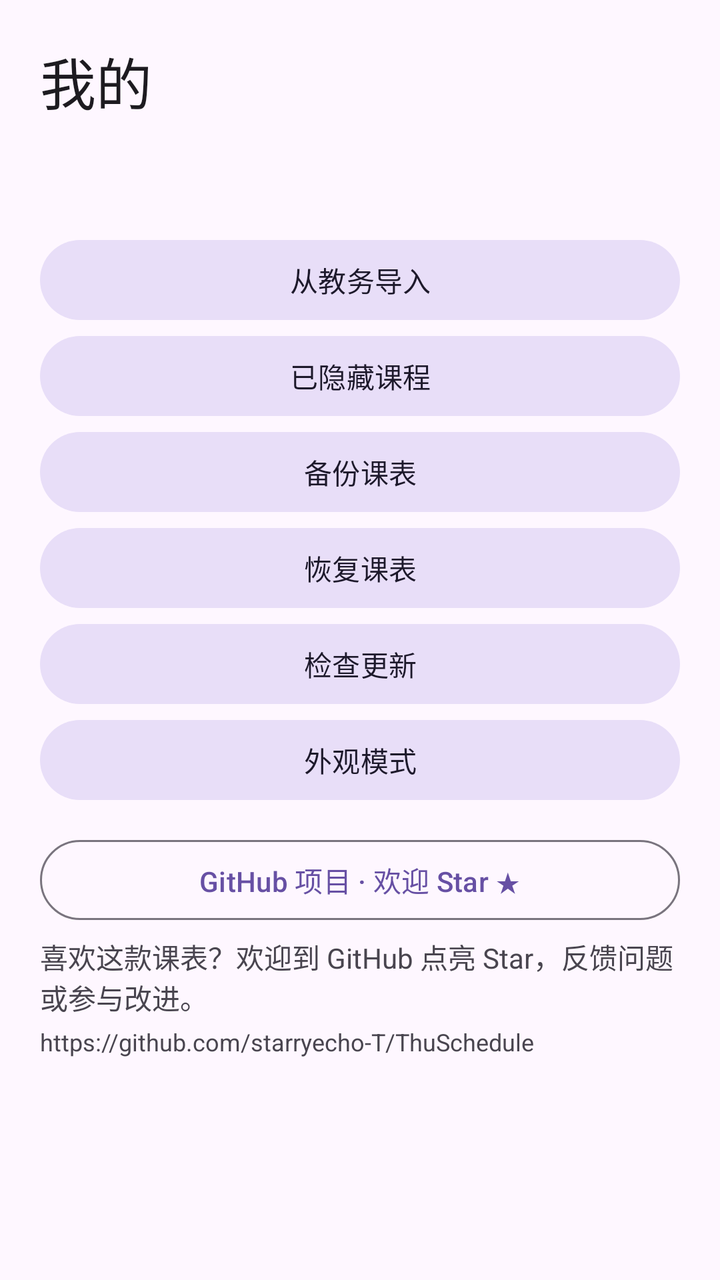
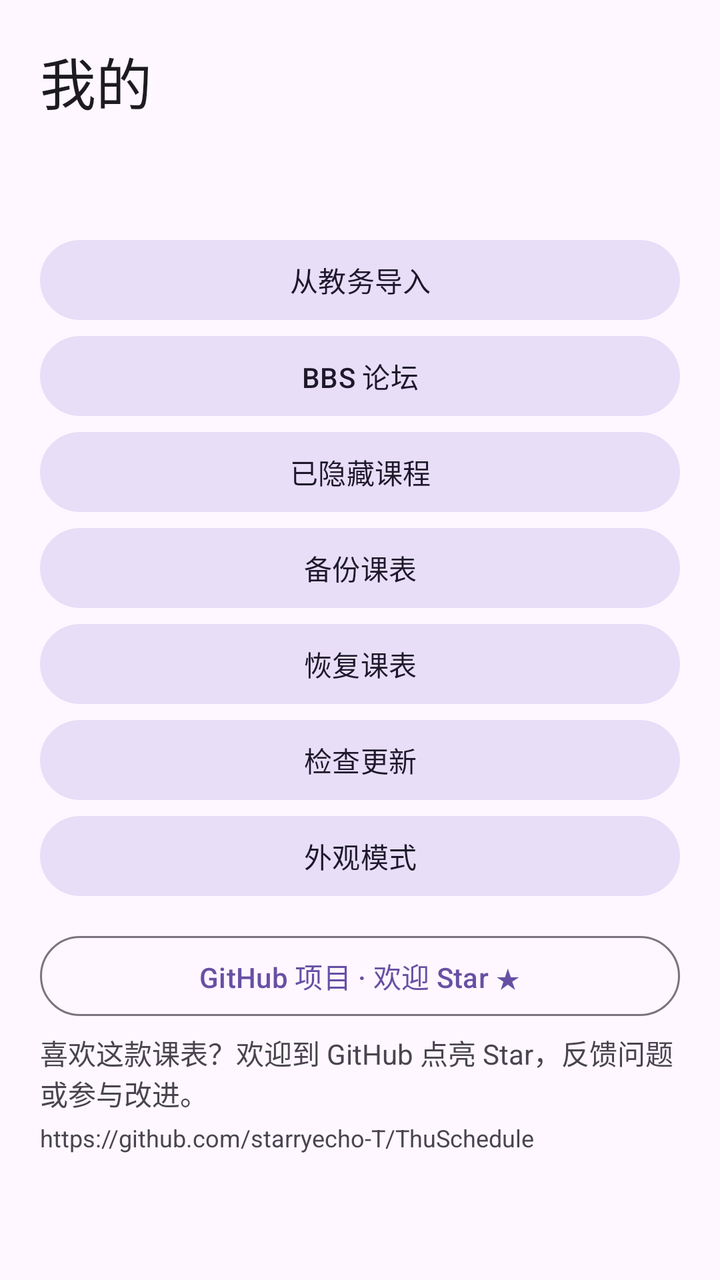

Compare the two renders of this Android layout. The source of the first and the diff that turns it into the second are given below.
<!-- AndroidManifest.xml: application theme Theme.ThuSchedule -->
<!-- res/layout/fragment_mine.xml -->
<?xml version="1.0" encoding="utf-8"?>
<androidx.core.widget.NestedScrollView xmlns:android="http://schemas.android.com/apk/res/android"
    android:id="@+id/mine_scroll" android:layout_width="match_parent" android:layout_height="match_parent" android:fillViewport="true">
    <LinearLayout android:layout_width="match_parent" android:layout_height="wrap_content" android:orientation="vertical" android:padding="20dp">
        <TextView android:layout_width="match_parent" android:layout_height="wrap_content" android:text="@string/tab_mine" android:textAppearance="?attr/textAppearanceHeadlineMedium" android:paddingBottom="20dp" />
        <TextView android:id="@+id/mine_version" android:layout_width="match_parent" android:layout_height="wrap_content" android:textColor="?attr/colorOnSurfaceVariant" android:paddingBottom="16dp" />
        <com.google.android.material.button.MaterialButton android:id="@+id/mine_import" style="@style/Widget.Material3.Button.TonalButton" android:layout_width="match_parent" android:layout_height="wrap_content" android:text="@string/import_title" />
        <com.google.android.material.button.MaterialButton android:id="@+id/mine_hidden" style="@style/Widget.Material3.Button.TonalButton" android:layout_width="match_parent" android:layout_height="wrap_content" android:text="@string/hidden_courses_title" />
        <com.google.android.material.button.MaterialButton android:id="@+id/mine_export" style="@style/Widget.Material3.Button.TonalButton" android:layout_width="match_parent" android:layout_height="wrap_content" android:text="@string/backup_export" />
        <com.google.android.material.button.MaterialButton android:id="@+id/mine_restore" style="@style/Widget.Material3.Button.TonalButton" android:layout_width="match_parent" android:layout_height="wrap_content" android:text="@string/backup_restore" />
        <com.google.android.material.button.MaterialButton android:id="@+id/mine_update" style="@style/Widget.Material3.Button.TonalButton" android:layout_width="match_parent" android:layout_height="wrap_content" android:text="@string/update_check" />
        <com.google.android.material.button.MaterialButton android:id="@+id/mine_theme" style="@style/Widget.Material3.Button.TonalButton" android:layout_width="match_parent" android:layout_height="wrap_content" android:text="@string/appearance_title" />
        <com.google.android.material.button.MaterialButton android:id="@+id/mine_github" style="@style/Widget.Material3.Button.OutlinedButton" android:layout_width="match_parent" android:layout_height="wrap_content" android:layout_marginTop="12dp" android:text="@string/github_project" />
        <TextView android:layout_width="match_parent" android:layout_height="wrap_content" android:paddingTop="4dp" android:text="@string/github_description" android:textColor="?attr/colorOnSurfaceVariant" />
        <TextView android:layout_width="match_parent" android:layout_height="wrap_content" android:paddingTop="4dp" android:text="@string/github_url" android:textIsSelectable="true" android:textColor="?attr/colorOnSurfaceVariant" android:textSize="12sp" />
        <ProgressBar android:id="@+id/backup_progress" android:layout_width="wrap_content" android:layout_height="wrap_content" android:layout_gravity="center" android:visibility="gone" android:contentDescription="@string/backup_busy" />
        <TextView android:id="@+id/backup_status" android:layout_width="match_parent" android:layout_height="wrap_content" android:accessibilityLiveRegion="polite" android:paddingTop="16dp" android:textColor="?attr/colorOnSurface" />
    </LinearLayout>
</androidx.core.widget.NestedScrollView>
<!-- resources referenced by this layout -->
<resources>
  <string name="appearance_title">外观模式</string>
  <string name="backup_busy">正在处理，请稍候…</string>
  <string name="backup_export">备份课表</string>
  <string name="backup_restore">恢复课表</string>
  <string name="github_description">喜欢这款课表？欢迎到 GitHub 点亮 Star，反馈问题或参与改进。</string>
  <string name="github_project">GitHub 项目 · 欢迎 Star ★</string>
  <string name="github_url" translatable="false">https://github.com/starryecho-T/ThuSchedule</string>
  <string name="hidden_courses_title">已隐藏课程</string>
  <string name="import_title">从教务导入</string>
  <string name="tab_mine">我的</string>
  <string name="update_check">检查更新</string>
  <style name="Theme.ThuSchedule" parent="Theme.Material3.DayNight.NoActionBar" />
</resources>

<!-- the commit's change to res/layout/fragment_mine.xml (unified diff, before → after) -->
@@ -5,6 +5,7 @@
         <TextView android:layout_width="match_parent" android:layout_height="wrap_content" android:text="@string/tab_mine" android:textAppearance="?attr/textAppearanceHeadlineMedium" android:paddingBottom="20dp" />
         <TextView android:id="@+id/mine_version" android:layout_width="match_parent" android:layout_height="wrap_content" android:textColor="?attr/colorOnSurfaceVariant" android:paddingBottom="16dp" />
         <com.google.android.material.button.MaterialButton android:id="@+id/mine_import" style="@style/Widget.Material3.Button.TonalButton" android:layout_width="match_parent" android:layout_height="wrap_content" android:text="@string/import_title" />
+        <com.google.android.material.button.MaterialButton android:id="@+id/mine_bbs" style="@style/Widget.Material3.Button.TonalButton" android:layout_width="match_parent" android:layout_height="wrap_content" android:text="@string/mine_bbs" />
         <com.google.android.material.button.MaterialButton android:id="@+id/mine_hidden" style="@style/Widget.Material3.Button.TonalButton" android:layout_width="match_parent" android:layout_height="wrap_content" android:text="@string/hidden_courses_title" />
         <com.google.android.material.button.MaterialButton android:id="@+id/mine_export" style="@style/Widget.Material3.Button.TonalButton" android:layout_width="match_parent" android:layout_height="wrap_content" android:text="@string/backup_export" />
         <com.google.android.material.button.MaterialButton android:id="@+id/mine_restore" style="@style/Widget.Material3.Button.TonalButton" android:layout_width="match_parent" android:layout_height="wrap_content" android:text="@string/backup_restore" />
<!-- resource entries referenced after the edit -->
@@ -9,6 +9,7 @@
   <string name="github_url" translatable="false">https://github.com/starryecho-T/ThuSchedule</string>
   <string name="hidden_courses_title">已隐藏课程</string>
   <string name="import_title">从教务导入</string>
+  <string name="mine_bbs">BBS 论坛</string>
   <string name="tab_mine">我的</string>
   <string name="update_check">检查更新</string>
   <style name="Theme.ThuSchedule" parent="Theme.Material3.DayNight.NoActionBar" />
